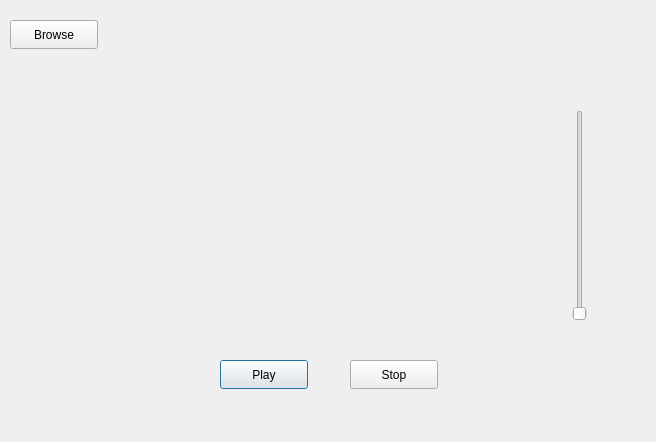
Old version of the form frontend.ui in the repository sticken88/music-player.
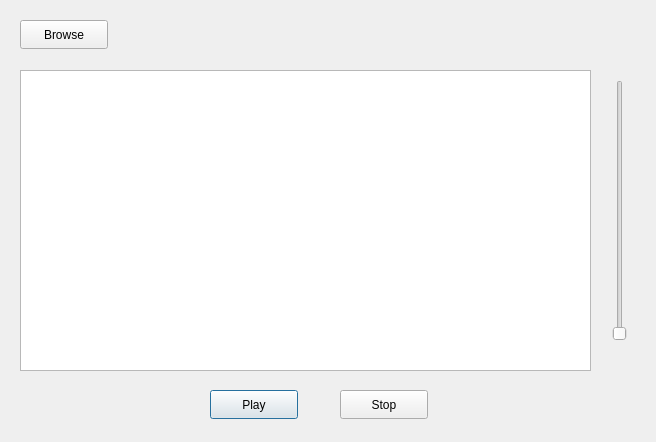
New version of the form.

Commit message: Added QListWidget and changed the layout.

Patch:
```diff
--- a/frontend.ui
+++ b/frontend.ui
@@ -16,8 +16,8 @@
   <widget class="QPushButton" name="playButton">
    <property name="geometry">
     <rect>
-     <x>220</x>
-     <y>360</y>
+     <x>210</x>
+     <y>390</y>
      <width>88</width>
      <height>29</height>
     </rect>
@@ -29,8 +29,8 @@
   <widget class="QPushButton" name="stopButton">
    <property name="geometry">
     <rect>
-     <x>350</x>
-     <y>360</y>
+     <x>340</x>
+     <y>390</y>
      <width>88</width>
      <height>29</height>
     </rect>
@@ -42,7 +42,7 @@
   <widget class="QPushButton" name="browseButton">
    <property name="geometry">
     <rect>
-     <x>10</x>
+     <x>20</x>
      <y>20</y>
      <width>88</width>
      <height>29</height>
@@ -55,16 +55,26 @@
   <widget class="QSlider" name="volumeSlider">
    <property name="geometry">
     <rect>
-     <x>570</x>
-     <y>110</y>
+     <x>610</x>
+     <y>80</y>
      <width>20</width>
-     <height>211</height>
+     <height>261</height>
     </rect>
    </property>
    <property name="orientation">
     <enum>Qt::Vertical</enum>
    </property>
   </widget>
+  <widget class="QListWidget" name="songsListWidget">
+   <property name="geometry">
+    <rect>
+     <x>20</x>
+     <y>70</y>
+     <width>571</width>
+     <height>301</height>
+    </rect>
+   </property>
+  </widget>
  </widget>
  <resources/>
  <connections/>
```
